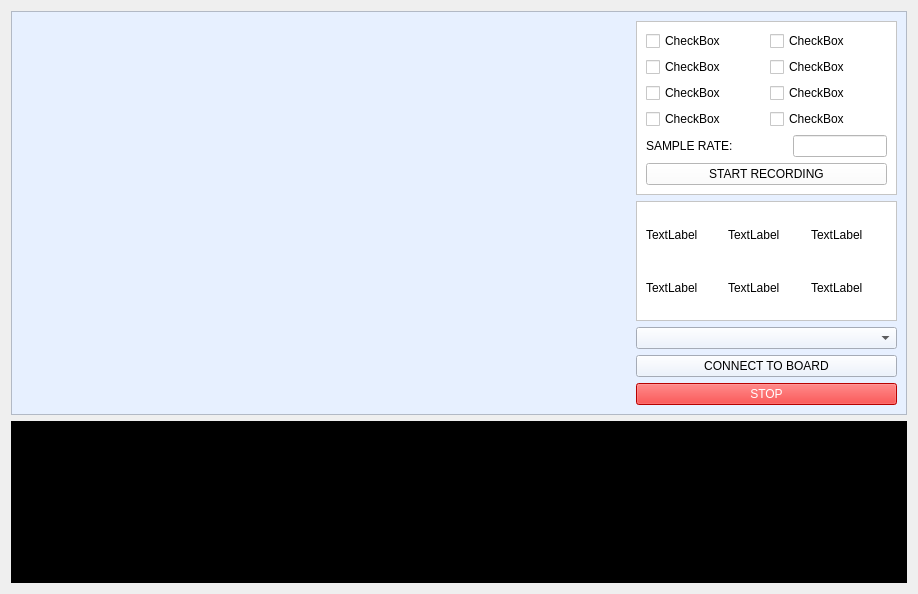
The window that ui/utility.ui (elysechess/pep-software-utility) describes before a commit, drawn with Qt 5.
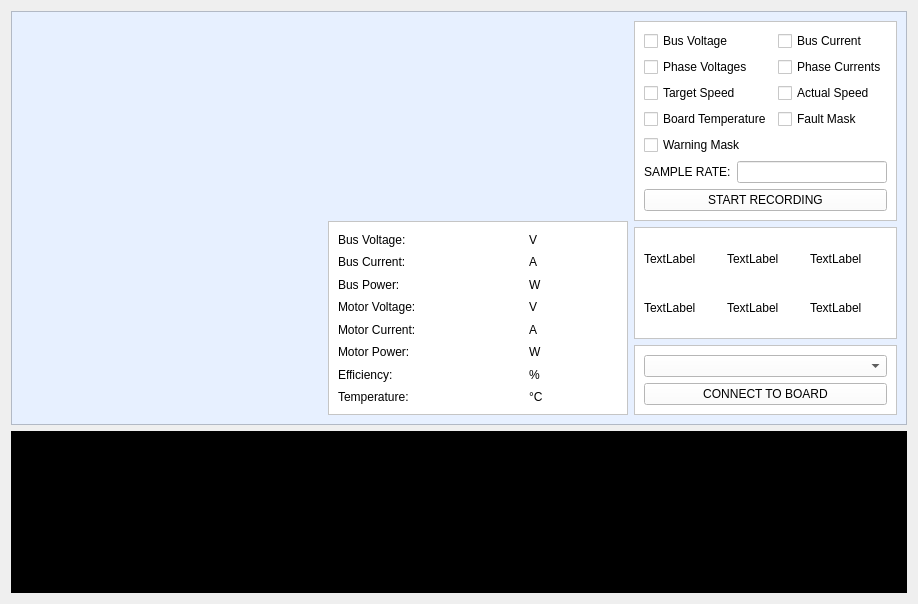
The same window after the commit. Custom widgets are drawn as their Qt base class.

```diff
--- a/ui/utility.ui
+++ b/ui/utility.ui
@@ -7,7 +7,7 @@
     <x>0</x>
     <y>0</y>
     <width>918</width>
-    <height>594</height>
+    <height>604</height>
    </rect>
   </property>
   <property name="windowTitle">
@@ -38,12 +38,192 @@
          <widget class="PlotWidget" name="plot3" native="true"/>
         </item>
         <item row="1" column="1">
-         <widget class="PlotWidget" name="plot4" native="true"/>
+         <widget class="QFrame" name="frame_3">
+          <property name="styleSheet">
+           <string notr="true">background-color: rgb(255, 255, 255);</string>
+          </property>
+          <property name="frameShape">
+           <enum>QFrame::Shape::StyledPanel</enum>
+          </property>
+          <property name="frameShadow">
+           <enum>QFrame::Shadow::Raised</enum>
+          </property>
+          <layout class="QGridLayout" name="gridLayout_4">
+           <item row="4" column="1">
+            <widget class="QLabel" name="motorCurrent">
+             <property name="text">
+              <string/>
+             </property>
+            </widget>
+           </item>
+           <item row="5" column="2">
+            <widget class="QLabel" name="label_25">
+             <property name="text">
+              <string>W</string>
+             </property>
+            </widget>
+           </item>
+           <item row="1" column="1">
+            <widget class="QLabel" name="busCurrent">
+             <property name="text">
+              <string/>
+             </property>
+            </widget>
+           </item>
+           <item row="5" column="0">
+            <widget class="QLabel" name="label_23">
+             <property name="text">
+              <string>Motor Power:</string>
+             </property>
+            </widget>
+           </item>
+           <item row="4" column="0">
+            <widget class="QLabel" name="label_14">
+             <property name="text">
+              <string>Motor Current:</string>
+             </property>
+            </widget>
+           </item>
+           <item row="7" column="0">
+            <widget class="QLabel" name="label_16">
+             <property name="text">
+              <string>Temperature:</string>
+             </property>
+            </widget>
+           </item>
+           <item row="3" column="1">
+            <widget class="QLabel" name="motorVoltage">
+             <property name="text">
+              <string/>
+             </property>
+            </widget>
+           </item>
+           <item row="7" column="2">
+            <widget class="QLabel" name="label_22">
+             <property name="text">
+              <string>°C</string>
+             </property>
+            </widget>
+           </item>
+           <item row="1" column="2">
+            <widget class="QLabel" name="label_19">
+             <property name="text">
+              <string>A</string>
+             </property>
+            </widget>
+           </item>
+           <item row="0" column="1">
+            <widget class="QLabel" name="busVoltage">
+             <property name="text">
+              <string/>
+             </property>
+            </widget>
+           </item>
+           <item row="3" column="2">
+            <widget class="QLabel" name="label_20">
+             <property name="text">
+              <string>V</string>
+             </property>
+            </widget>
+           </item>
+           <item row="0" column="2">
+            <widget class="QLabel" name="label_18">
+             <property name="text">
+              <string>V</string>
+             </property>
+            </widget>
+           </item>
+           <item row="4" column="2">
+            <widget class="QLabel" name="label_21">
+             <property name="text">
+              <string>A</string>
+             </property>
+            </widget>
+           </item>
+           <item row="7" column="1">
+            <widget class="QLabel" name="temperature">
+             <property name="text">
+              <string/>
+             </property>
+            </widget>
+           </item>
+           <item row="1" column="0">
+            <widget class="QLabel" name="label_8">
+             <property name="text">
+              <string>Bus Current:</string>
+             </property>
+            </widget>
+           </item>
+           <item row="0" column="0">
+            <widget class="QLabel" name="label_9">
+             <property name="text">
+              <string>Bus Voltage:</string>
+             </property>
+            </widget>
+           </item>
+           <item row="5" column="1">
+            <widget class="QLabel" name="motorPower">
+             <property name="text">
+              <string/>
+             </property>
+            </widget>
+           </item>
+           <item row="3" column="0">
+            <widget class="QLabel" name="label_12">
+             <property name="text">
+              <string>Motor Voltage:</string>
+             </property>
+            </widget>
+           </item>
+           <item row="2" column="0">
+            <widget class="QLabel" name="label_26">
+             <property name="text">
+              <string>Bus Power:</string>
+             </property>
+            </widget>
+           </item>
+           <item row="2" column="1">
+            <widget class="QLabel" name="busPower">
+             <property name="text">
+              <string/>
+             </property>
+            </widget>
+           </item>
+           <item row="2" column="2">
+            <widget class="QLabel" name="label_28">
+             <property name="text">
+              <string>W</string>
+             </property>
+            </widget>
+           </item>
+           <item row="6" column="0">
+            <widget class="QLabel" name="label_29">
+             <property name="text">
+              <string>Efficiency:</string>
+             </property>
+            </widget>
+           </item>
+           <item row="6" column="1">
+            <widget class="QLabel" name="efficiency">
+             <property name="text">
+              <string/>
+             </property>
+            </widget>
+           </item>
+           <item row="6" column="2">
+            <widget class="QLabel" name="label_31">
+             <property name="text">
+              <string>%</string>
+             </property>
+            </widget>
+           </item>
+          </layout>
+         </widget>
         </item>
        </layout>
       </item>
       <item>
-       <layout class="QVBoxLayout" name="verticalLayout_3">
+       <layout class="QVBoxLayout" name="verticalLayout_3" stretch="4,4,2">
         <item>
          <widget class="QFrame" name="frame">
           <property name="styleSheet">
@@ -58,66 +238,76 @@
           <layout class="QVBoxLayout" name="verticalLayout_4">
            <item>
             <layout class="QGridLayout" name="gridLayout_2">
-             <item row="0" column="1">
-              <widget class="QCheckBox" name="checkBox_3">
+             <item row="3" column="1">
+              <widget class="QCheckBox" name="faultMaskCheck">
                <property name="text">
-                <string>CheckBox</string>
+                <string>Fault Mask</string>
                </property>
               </widget>
              </item>
-             <item row="1" column="1">
-              <widget class="QCheckBox" name="checkBox_4">
+             <item row="2" column="1">
+              <widget class="QCheckBox" name="actualSpeedCheck">
                <property name="text">
-                <string>CheckBox</string>
+                <string>Actual Speed</string>
                </property>
               </widget>
              </item>
              <item row="1" column="0">
-              <widget class="QCheckBox" name="checkBox_2">
-               <property name="text">
-                <string>CheckBox</string>
+              <widget class="QCheckBox" name="phaseVoltagesCheck">
+               <property name="enabled">
+                <bool>true</bool>
                </property>
-              </widget>
-             </item>
-             <item row="0" column="0">
-              <widget class="QCheckBox" name="checkBox">
                <property name="text">
-                <string>CheckBox</string>
+                <string>Phase Voltages</string>
                </property>
               </widget>
              </item>
              <item row="2" column="0">
               <widget class="QCheckBox" name="checkBox_5">
                <property name="text">
-                <string>CheckBox</string>
-               </property>
-              </widget>
-             </item>
-             <item row="2" column="1">
-              <widget class="QCheckBox" name="checkBox_6">
-               <property name="text">
-                <string>CheckBox</string>
+                <string>Target Speed</string>
                </property>
               </widget>
              </item>
              <item row="3" column="0">
               <widget class="QCheckBox" name="checkBox_7">
                <property name="text">
-                <string>CheckBox</string>
+                <string>Board Temperature</string>
                </property>
               </widget>
              </item>
-             <item row="3" column="1">
-              <widget class="QCheckBox" name="checkBox_8">
+             <item row="0" column="0">
+              <widget class="QCheckBox" name="busVoltageCheck">
                <property name="text">
-                <string>CheckBox</string>
+                <string>Bus Voltage</string>
+               </property>
+              </widget>
+             </item>
+             <item row="1" column="1">
+              <widget class="QCheckBox" name="phaseCurrentsCheck">
+               <property name="text">
+                <string>Phase Currents</string>
+               </property>
+              </widget>
+             </item>
+             <item row="0" column="1">
+              <widget class="QCheckBox" name="busCurrentCheck">
+               <property name="text">
+                <string>Bus Current</string>
+               </property>
+              </widget>
+             </item>
+             <item row="4" column="0">
+              <widget class="QCheckBox" name="warningMaskCheck">
+               <property name="text">
+                <string>Warning Mask</string>
                </property>
               </widget>
              </item>
             </layout>
            </item>
            <item>
-            <layout class="QHBoxLayout" name="horizontalLayout_2" stretch="6,4">
+            <layout class="QHBoxLayout" name="horizontalLayout_2" stretch="0,4">
              <item>
               <widget class="QLabel" name="label_7">
                <property name="text">
@@ -198,24 +388,28 @@
          </widget>
         </item>
         <item>
-         <widget class="QComboBox" name="COMselect"/>
-        </item>
-        <item>
-         <widget class="QPushButton" name="connectButton">
-          <property name="text">
-           <string>CONNECT TO BOARD</string>
-          </property>
-         </widget>
-        </item>
-        <item>
-         <widget class="QPushButton" name="pushButton_3">
+         <widget class="QFrame" name="frame_4">
           <property name="styleSheet">
-           <string notr="true">background-color: rgb(255, 0, 0);
-color: rgb(255, 255, 255);</string>
+           <string notr="true">background-color: rgb(255, 255, 255);</string>
           </property>
-          <property name="text">
-           <string>STOP</string>
+          <property name="frameShape">
+           <enum>QFrame::Shape::StyledPanel</enum>
           </property>
+          <property name="frameShadow">
+           <enum>QFrame::Shadow::Raised</enum>
+          </property>
+          <layout class="QVBoxLayout" name="verticalLayout_6">
+           <item>
+            <widget class="QComboBox" name="COMselect"/>
+           </item>
+           <item>
+            <widget class="QPushButton" name="connectButton">
+             <property name="text">
+              <string>CONNECT TO BOARD</string>
+             </property>
+            </widget>
+           </item>
+          </layout>
          </widget>
         </item>
        </layout>
```
Left out of the diff: 6 changed lines with no effect on the pictures.
